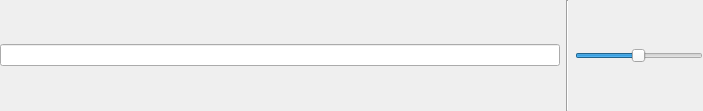
Qt form src/GUI/genlineedit.ui (FireFragment/generator-of-generators) before a commit.
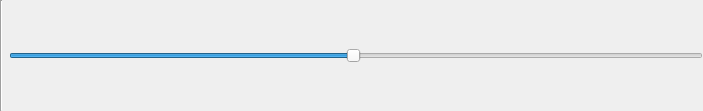
The same form after that commit.

Commit message: Add the delete button to the default lineedit in `GenLineEdit`

```diff
--- a/src/GUI/genlineedit.ui
+++ b/src/GUI/genlineedit.ui
@@ -24,18 +24,7 @@
     <number>0</number>
    </property>
    <item>
-    <layout class="QHBoxLayout" name="content">
-     <item>
-      <widget class="QLineEdit" name="lineEdit">
-       <property name="text">
-        <string/>
-       </property>
-       <property name="clearButtonEnabled">
-        <bool>true</bool>
-       </property>
-      </widget>
-     </item>
-    </layout>
+    <layout class="QHBoxLayout" name="content"/>
    </item>
    <item>
     <widget class="Line" name="line">
```
The commit also changes 1 other file.
